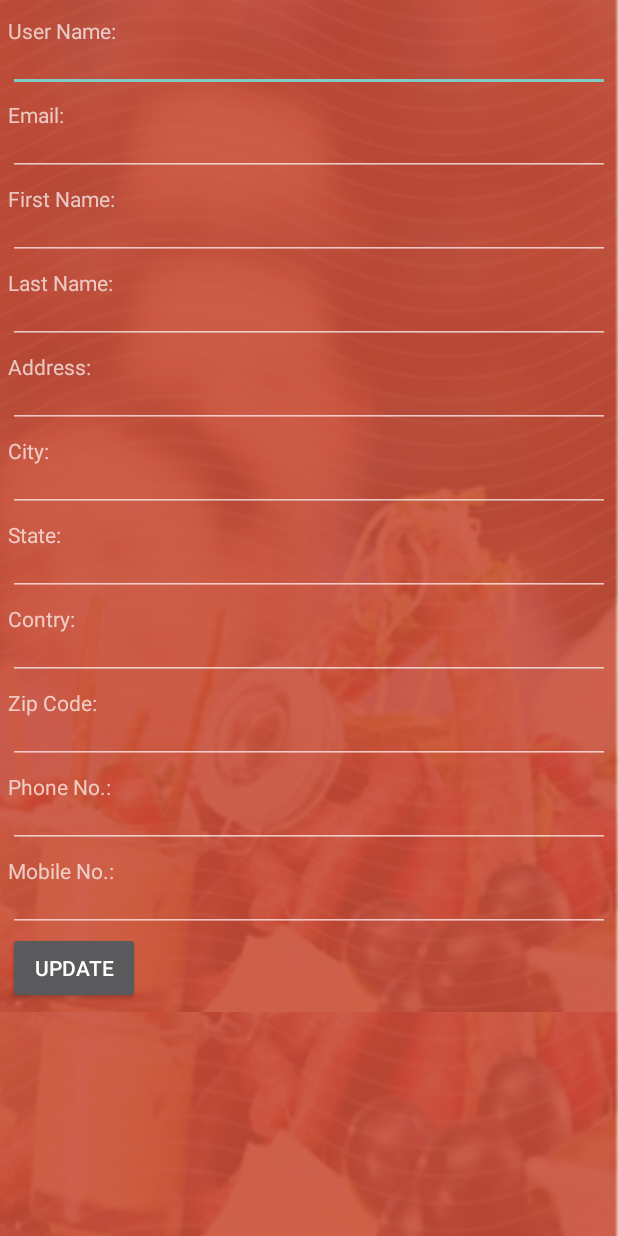
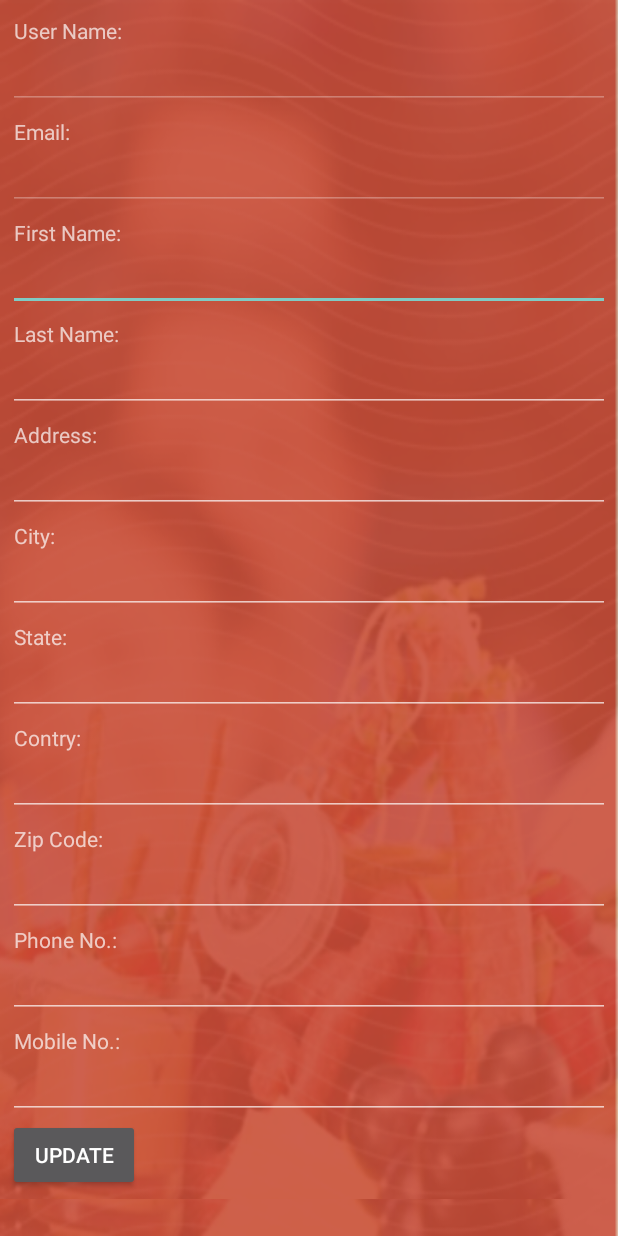
Before and after one commit to Brain-Technosys/QZERO, an Android app: the layout fragment_edit_profile.xml on its own in the app's theme, with its tools: preview values and no code run, on a phone screen of 412 x 824 dp. Run offline under Robolectric (Android 15) with nearby library versions, the phone set to English and light mode, and no system bars.

```diff
--- a/app/src/main/java/com/example/qzero/MyAccount/Fragments/ProfileInfoFragment.java
+++ b/app/src/main/java/com/example/qzero/MyAccount/Fragments/ProfileInfoFragment.java
@@ -98,7 +98,7 @@ public class ProfileInfoFragment extends Fragment {
         //return super.onCreateView(inflater, container, savedInstanceState);
         View view = inflater.inflate(R.layout.fragment_profile, null);
         ButterKnife.inject(this, view);
-
+getActivity().setTitle(getString(R.string.profile_title));
         internetHelper = new CheckInternetHelper();
         userSession = new UserSession(getActivity().getApplicationContext());
 
--- a/app/src/main/res/layout/fragment_edit_profile.xml
+++ b/app/src/main/res/layout/fragment_edit_profile.xml
@@ -9,8 +9,8 @@
         android:layout_width="match_parent"
         android:layout_height="match_parent"
         android:background="@drawable/texture_bg"
-        android:padding="5dp"
-        android:orientation="vertical">
+        android:orientation="vertical"
+        android:padding="5dp">
 
         <RelativeLayout
             android:layout_width="match_parent"
@@ -20,15 +20,41 @@
             <TextView
                 android:layout_width="wrap_content"
                 android:layout_height="wrap_content"
+                android:layout_marginLeft="4dp"
+
                 android:text="User Name:" />
 
             <EditText
                 android:id="@+id/et_user_name"
                 android:layout_width="match_parent"
                 android:layout_height="wrap_content"
+                android:layout_marginTop="20dp"
+                android:inputType="text"
+                android:enabled="false"
                 android:singleLine="true"
-                android:inputType="text"
-                android:layout_marginTop="5dp" />
+                android:textSize="@dimen/textSize" />
+        </RelativeLayout>
+
+        <RelativeLayout
+            android:layout_width="match_parent"
+            android:layout_height="wrap_content"
+            android:layout_marginTop="5dp">
+
+            <TextView
+                android:layout_width="wrap_content"
+                android:layout_marginLeft="4dp"
+                android:layout_height="wrap_content"
+                android:text="Email:" />
+
+            <EditText
+                android:id="@+id/et_email"
+                android:layout_width="match_parent"
+                android:layout_height="wrap_content"
+                android:layout_marginTop="20dp"
+                android:inputType="textEmailAddress"
+                android:enabled="false"
+                android:singleLine="true"
+                android:textSize="@dimen/textSize" />
         </RelativeLayout>
 
         <RelativeLayout
@@ -39,15 +65,38 @@
             <TextView
                 android:layout_width="wrap_content"
                 android:layout_height="wrap_content"
-                android:text="Email:" />
+                android:layout_marginLeft="4dp"
+                android:text="First Name:" />
 
             <EditText
-                android:id="@+id/et_email"
+                android:id="@+id/et_first_name"
                 android:layout_width="match_parent"
                 android:layout_height="wrap_content"
+                android:layout_marginTop="20dp"
+                android:inputType="text"
                 android:singleLine="true"
-                android:inputType="textEmailAddress"
-                android:layout_marginTop="5dp" />
+                android:textSize="@dimen/textSize" />
+        </RelativeLayout>
+
+        <RelativeLayout
+            android:layout_width="match_parent"
+            android:layout_height="wrap_content"
+            android:layout_marginTop="5dp">
+
+            <TextView
+                android:layout_width="wrap_content"
+                android:layout_marginLeft="4dp"
+                android:layout_height="wrap_content"
+                android:text="Last Name:" />
+
+            <EditText
+                android:id="@+id/et_last_name"
+                android:layout_width="match_parent"
+                android:layout_height="wrap_content"
+                android:layout_marginTop="20dp"
+                android:inputType="text"
+                android:singleLine="true"
+                android:textSize="@dimen/textSize" />
         </RelativeLayout>
 
         <RelativeLayout
@@ -58,15 +107,17 @@
             <TextView
                 android:layout_width="wrap_content"
                 android:layout_height="wrap_content"
-                android:text="First Name:" />
+                android:layout_marginLeft="4dp"
+                android:text="Address:" />
 
             <EditText
-                android:id="@+id/et_first_name"
+                android:id="@+id/et_address"
                 android:layout_width="match_parent"
                 android:layout_height="wrap_content"
-                android:singleLine="true"
+                android:layout_marginTop="20dp"
                 android:inputType="text"
-                android:layout_marginTop="5dp" />
+                android:lines="3"
+                android:textSize="@dimen/textSize" />
         </RelativeLayout>
 
         <RelativeLayout
@@ -77,15 +128,15 @@
             <TextView
                 android:layout_width="wrap_content"
                 android:layout_height="wrap_content"
-                android:text="Last Name:" />
+                android:layout_marginLeft="4dp"
+                android:text="City:" />
 
             <EditText
-                android:id="@+id/et_last_name"
+                android:id="@+id/et_city"
                 android:layout_width="match_parent"
                 android:layout_height="wrap_content"
-                android:inputType="text"
-                android:singleLine="true"
-                android:layout_marginTop="5dp" />
+                android:layout_marginTop="20dp"
+                android:textSize="@dimen/textSize" />
         </RelativeLayout>
 
         <RelativeLayout
@@ -96,16 +147,17 @@
             <TextView
                 android:layout_width="wrap_content"
                 android:layout_height="wrap_content"
-                android:text="Address:"
-                />
+                android:layout_marginLeft="4dp"
+                android:text="State:" />
 
             <EditText
-                android:id="@+id/et_address"
+                android:id="@+id/et_state"
                 android:layout_width="match_parent"
-                android:lines="3"
+                android:layout_height="wrap_content"
+                android:layout_marginTop="20dp"
                 android:inputType="text"
-                android:layout_height="wrap_content"
-                android:layout_marginTop="5dp" />
+                android:singleLine="true"
+                android:textSize="@dimen/textSize" />
         </RelativeLayout>
 
         <RelativeLayout
@@ -116,13 +168,17 @@
             <TextView
                 android:layout_width="wrap_content"
                 android:layout_height="wrap_content"
-                android:text="City:" />
+                android:layout_marginLeft="4dp"
+                android:text="Contry:" />
 
             <EditText
-                android:id="@+id/et_city"
+                android:id="@+id/et_country"
                 android:layout_width="match_parent"
                 android:layout_height="wrap_content"
-                android:layout_marginTop="5dp" />
+                android:layout_marginTop="20dp"
+                android:inputType="text"
+                android:singleLine="true"
+                android:textSize="@dimen/textSize" />
         </RelativeLayout>
 
         <RelativeLayout
@@ -133,15 +189,38 @@
             <TextView
                 android:layout_width="wrap_content"
                 android:layout_height="wrap_content"
-                android:text="State:" />
+                android:layout_marginLeft="4dp"
+                android:text="Zip Code:" />
 
             <EditText
-                android:id="@+id/et_state"
+                android:id="@+id/et_zip_code"
                 android:layout_width="match_parent"
+                android:layout_height="wrap_content"
+                android:layout_marginTop="20dp"
+                android:inputType="number"
                 android:singleLine="true"
-                android:inputType="text"
+                android:textSize="@dimen/textSize" />
+        </RelativeLayout>
+
+        <RelativeLayout
+            android:layout_width="match_parent"
+            android:layout_height="wrap_content"
+            android:layout_marginTop="5dp">
+
+            <TextView
+                android:layout_width="wrap_content"
+                android:layout_marginLeft="4dp"
                 android:layout_height="wrap_content"
-                android:layout_marginTop="5dp" />
+                android:text="Phone No.:" />
+
+            <EditText
+                android:id="@+id/et_phone"
+                android:layout_width="match_parent"
+                android:layout_height="wrap_content"
+                android:layout_marginTop="20dp"
+                android:inputType="number"
+                android:singleLine="true"
+                android:textSize="@dimen/textSize" />
         </RelativeLayout>
 
         <RelativeLayout
@@ -152,78 +231,23 @@
             <TextView
                 android:layout_width="wrap_content"
                 android:layout_height="wrap_content"
-                android:text="Contry:" />
-
-            <EditText
-                android:id="@+id/et_country"
-                android:layout_width="match_parent"
-                android:inputType="text"
-                android:singleLine="true"
-                android:layout_height="wrap_content"
-                android:layout_marginTop="5dp" />
-        </RelativeLayout>
-
-        <RelativeLayout
-            android:layout_width="match_parent"
-            android:layout_height="wrap_content"
-            android:layout_marginTop="5dp">
-
-            <TextView
-                android:layout_width="wrap_content"
-                android:layout_height="wrap_content"
-                android:text="Zip Code:" />
-
-            <EditText
-                android:id="@+id/et_zip_code"
-                android:layout_width="match_parent"
-                android:layout_height="wrap_content"
-                android:inputType="number"
-                android:singleLine="true"
-                android:layout_marginTop="5dp" />
-        </RelativeLayout>
-
-        <RelativeLayout
-            android:layout_width="match_parent"
-            android:layout_height="wrap_content"
-            android:layout_marginTop="5dp">
-
-            <TextView
-                android:layout_width="wrap_content"
-                android:layout_height="wrap_content"
-                android:text="Phone No.:" />
-
-            <EditText
-                android:id="@+id/et_phone"
-                android:layout_width="match_parent"
-                android:layout_height="wrap_content"
-                android:inputType="number"
-                android:singleLine="true"
-                android:layout_marginTop="5dp" />
-        </RelativeLayout>
-
-        <RelativeLayout
-            android:layout_width="match_parent"
-            android:layout_height="wrap_content"
-            android:layout_marginTop="5dp">
-
-            <TextView
-                android:layout_width="wrap_content"
-                android:layout_height="wrap_content"
+                android:layout_marginLeft="4dp"
                 android:text="Mobile No.:" />
 
             <EditText
                 android:id="@+id/et_mobile"
                 android:layout_width="match_parent"
                 android:layout_height="wrap_content"
+                android:layout_marginTop="20dp"
                 android:inputType="number"
                 android:singleLine="true"
-                android:layout_marginTop="5dp" />
+                android:textSize="@dimen/textSize" />
         </RelativeLayout>
 
         <Button
             android:id="@+id/btn_update"
             android:layout_width="wrap_content"
             android:layout_height="wrap_content"
-            android:text="Update"/>
+            android:text="Update" />
     </LinearLayout>
 </ScrollView>
```
Also changed, not shown: app/src/main/java/com/example/qzero/MyAccount/Fragments/DashboardFragment.java (+4 -5 lines), app/src/main/java/com/example/qzero/MyAccount/Fragments/EditProfileFragment.java (+23 -12 lines), app/src/main/java/com/example/qzero/MyAccount/Fragments/OrderFragment.java (+7 -2 lines), app/src/main/java/com/example/qzero/MyAccount/Fragments/SettingFragment.java (+13 -3 lines), app/src/main/res/layout/fragment_order.xml (added, +13 -0 lines), app/src/main/res/layout/fragment_setting.xml (+13 -23 lines), app/src/main/res/layout/list_item_order.xml (added, +89 -0 lines), app/src/main/res/values/strings.xml (+7 -1 lines).
